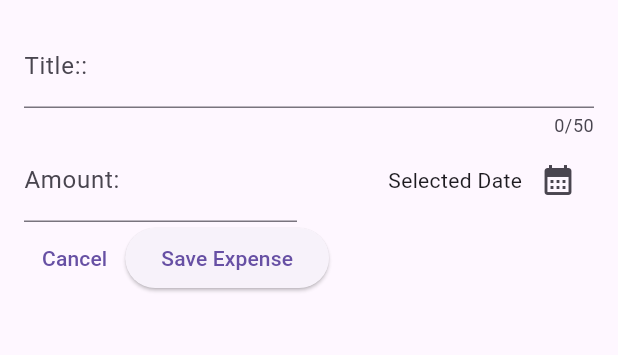
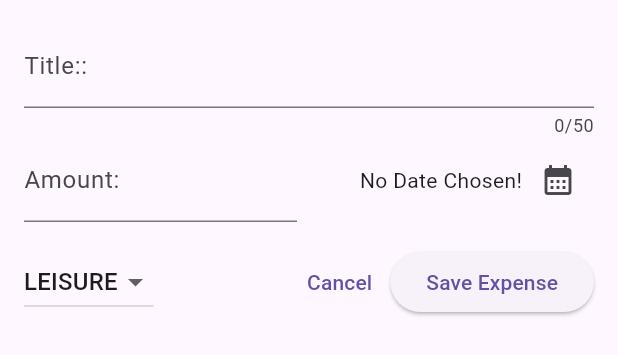
Before and after one commit to Kapil619/expense_tracker, a Flutter app: the NewExpense widget shown alone on an empty page, opened directly, on a phone screen of 412 x 824 dp. Shown: the top 355 px of the screen. Run offline on Flutter 3.47's test engine with Material 2 defaults, Android fonts, the phone set to English and light mode, and no system bars.

Commit message:
Created category dropdown.

```diff
--- a/lib/widgets/new_expense.dart
+++ b/lib/widgets/new_expense.dart
@@ -1,4 +1,6 @@
 import 'package:flutter/material.dart';
+
+import 'package:expense_tracker/models/expense.dart';
 
 class NewExpense extends StatefulWidget {
   const NewExpense({super.key});
@@ -11,15 +13,20 @@ class NewExpense extends StatefulWidget {
 class _NewExpenseState extends State<NewExpense> {
   final _titleController = TextEditingController();
   final _amountController = TextEditingController();
+  DateTime? _selectedDate;
+  Category _selectedCategory = Category.leisure;
 
-  void _presentDatePicker() {
+  void _presentDatePicker() async {
     final now = DateTime.now();
     final firstDate = DateTime(now.year - 1, now.month, now.day);
-    showDatePicker(
+    final pickedDate = await showDatePicker(
         context: context,
         initialDate: now,
         firstDate: firstDate,
         lastDate: now);
+    setState(() {
+      _selectedDate = pickedDate;
+    });
   }
 
   @override
@@ -60,7 +67,10 @@ class _NewExpenseState extends State<NewExpense> {
                   mainAxisAlignment: MainAxisAlignment.end,
                   crossAxisAlignment: CrossAxisAlignment.center,
                   children: [
-                    const Text('Selected Date'),
+                    Text(_selectedDate == null
+                        ? 'No Date Chosen!'
+                        : formatter.format(_selectedDate!)),
+                    //  To asumme it will never be null
                     IconButton(
                         onPressed: _presentDatePicker,
                         icon: const Icon(Icons.calendar_month))
@@ -69,8 +79,31 @@ class _NewExpenseState extends State<NewExpense> {
               )
             ],
           ),
+          const SizedBox(height: 16),
           Row(
             children: [
+              DropdownButton(
+                value: _selectedCategory,
+                items: Category.values
+                    .map(
+                      (category) => DropdownMenuItem(
+                        value: category,
+                        child: Text(
+                          category.name.toUpperCase(),
+                        ),
+                      ),
+                    )
+                    .toList(),
+                onChanged: (value) {
+                  if (value == null) {
+                    return;
+                  }
+                  setState(() {
+                    _selectedCategory = value;
+                  });
+                },
+              ),
+              const Spacer(),
               TextButton(
                   onPressed: () {
                     Navigator.pop(context);
```
